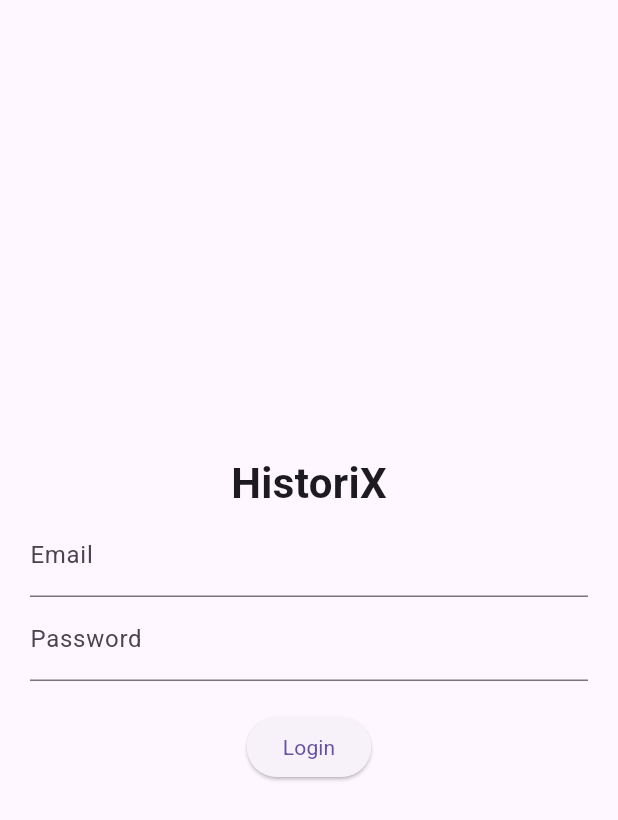
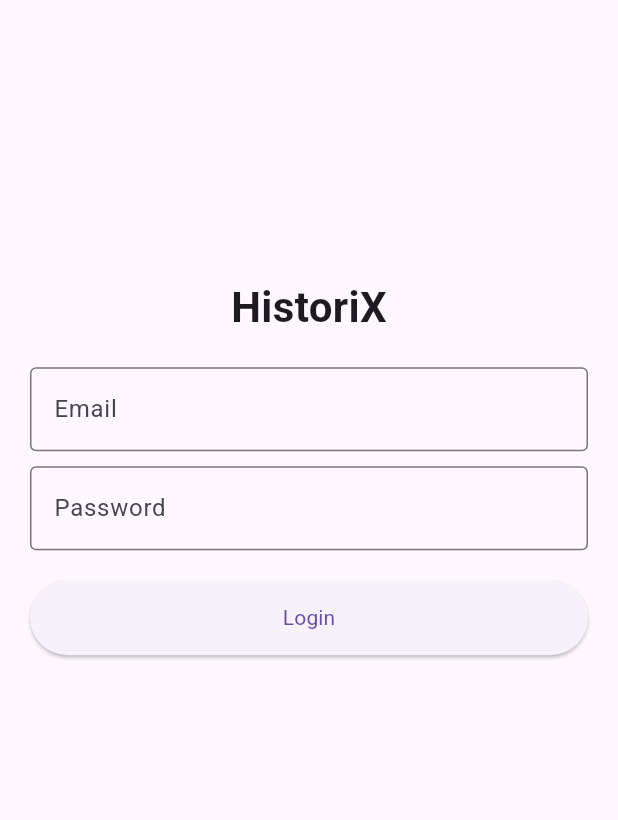
Before and after one commit to YOGARAJ-2910/historix-flutter-app, a Flutter app: the LoginScreen screen opened directly, on a phone screen of 412 x 824 dp. Shown: the top 820 px of the screen. Run offline on Flutter 3.47's test engine with Material 3 defaults, Android fonts, the phone set to English and light mode, and no system bars.

Commit message:
Update main app entry to use LoginScreen and enhance login UI with validation

```diff
--- a/historix/lib/screens/login_screen.dart
+++ b/historix/lib/screens/login_screen.dart
@@ -11,27 +11,42 @@ class _LoginScreenState extends State<LoginScreen> {
   final TextEditingController passwordController = TextEditingController();
 
   void _login() {
-    // TODO: Implement authentication
+    // Simple validation (Optional)
+    if (emailController.text.isNotEmpty && passwordController.text.isNotEmpty) {
       Navigator.pushReplacement(
         context,
         MaterialPageRoute(builder: (context) => HomeScreen()),
       );
+    } else {
+      ScaffoldMessenger.of(context).showSnackBar(
+        SnackBar(content: Text("Please enter email and password")),
+      );
+    }
   }
 
   @override
   Widget build(BuildContext context) {
     return Scaffold(
-      body: Padding(
+      body: SingleChildScrollView(  // FIXES KEYBOARD OVERFLOW ISSUE
+        child: Padding(
           padding: const EdgeInsets.all(20.0),
           child: Column(
             mainAxisAlignment: MainAxisAlignment.center,
             children: [
-            const Text("HistoriX", style: TextStyle(fontSize: 28, fontWeight: FontWeight.bold)),
-            TextField(controller: emailController, decoration: const InputDecoration(labelText: "Email")),
-            TextField(controller: passwordController, obscureText: true, decoration: const InputDecoration(labelText: "Password")),
-            const SizedBox(height: 20),
-            ElevatedButton(onPressed: _login, child: const Text("Login")),
+              SizedBox(height: MediaQuery.of(context).size.height * 0.2), // Adds spacing for better UI
+              Text("HistoriX", style: TextStyle(fontSize: 28, fontWeight: FontWeight.bold)),
+              SizedBox(height: 20),
+              TextField(controller: emailController, decoration: InputDecoration(labelText: "Email", border: OutlineInputBorder())),
+              SizedBox(height: 10),
+              TextField(controller: passwordController, obscureText: true, decoration: InputDecoration(labelText: "Password", border: OutlineInputBorder())),
+              SizedBox(height: 20),
+              ElevatedButton(
+                onPressed: _login,
+                child: Text("Login"),
+                style: ElevatedButton.styleFrom(minimumSize: Size(double.infinity, 50)), // Full width button
+              ),
             ],
+          ),
         ),
       ),
     );
```
Also changed, not shown: historix/lib/main.dart (+7 -2 lines). Lines whose indentation alone changed are shown as unchanged.
